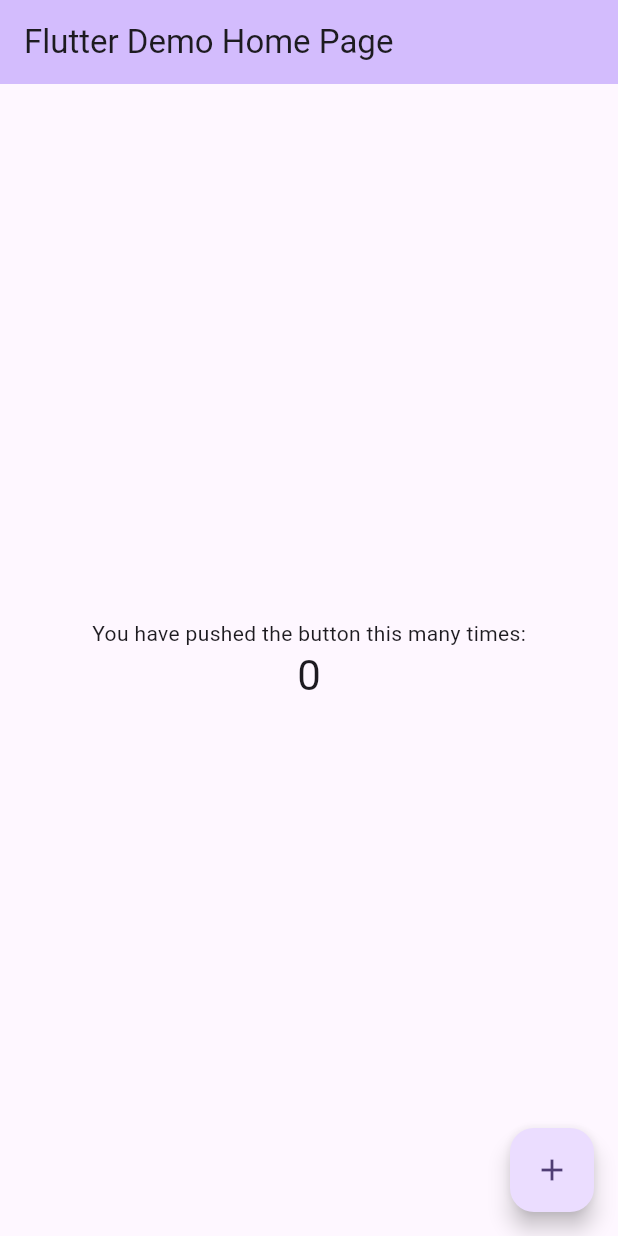
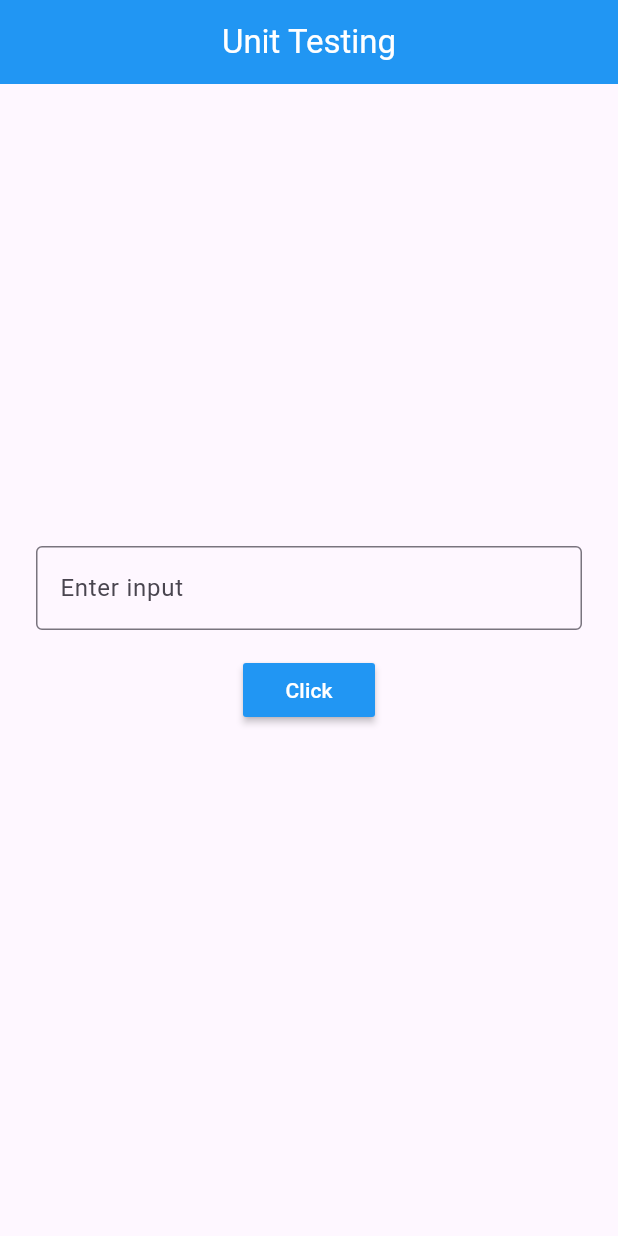
Before and after one commit to mohamdelbehairy/use_testing_in_flutter, a Flutter app: the screen it shows after launch, on a phone screen of 412 x 824 dp. Run offline on Flutter 3.47's test engine with Material 3 defaults, Android fonts, the phone set to English and light mode, and no system bars.

Commit message:
intro in unit testing and example in widget testing

```diff
--- a/lib/main.dart
+++ b/lib/main.dart
@@ -7,119 +7,75 @@ void main() {
 class MyApp extends StatelessWidget {
   const MyApp({super.key});
 
-  // This widget is the root of your application.
   @override
   Widget build(BuildContext context) {
-    return MaterialApp(
+    return const MaterialApp(
       title: 'Flutter Demo',
-      theme: ThemeData(
-        // This is the theme of your application.
-        //
-        // TRY THIS: Try running your application with "flutter run". You'll see
-        // the application has a purple toolbar. Then, without quitting the app,
-        // try changing the seedColor in the colorScheme below to Colors.green
-        // and then invoke "hot reload" (save your changes or press the "hot
-        // reload" button in a Flutter-supported IDE, or press "r" if you used
-        // the command line to start the app).
-        //
-        // Notice that the counter didn't reset back to zero; the application
-        // state is not lost during the reload. To reset the state, use hot
-        // restart instead.
-        //
-        // This works for code too, not just values: Most code changes can be
-        // tested with just a hot reload.
-        colorScheme: ColorScheme.fromSeed(seedColor: Colors.deepPurple),
-        useMaterial3: true,
-      ),
-      home: const MyHomePage(title: 'Flutter Demo Home Page'),
+      debugShowCheckedModeBanner: false,
+      home: HomeView(),
     );
   }
 }
 
-class MyHomePage extends StatefulWidget {
-  const MyHomePage({super.key, required this.title});
-
-  // This widget is the home page of your application. It is stateful, meaning
-  // that it has a State object (defined below) that contains fields that affect
-  // how it looks.
-
-  // This class is the configuration for the state. It holds the values (in this
-  // case the title) provided by the parent (in this case the App widget) and
-  // used by the build method of the State. Fields in a Widget subclass are
-  // always marked "final".
-
-  final String title;
+class HomeView extends StatefulWidget {
+  const HomeView({super.key});
 
   @override
-  State<MyHomePage> createState() => _MyHomePageState();
+  State<HomeView> createState() => _HomeViewState();
 }
 
-class _MyHomePageState extends State<MyHomePage> {
-  int _counter = 0;
+class _HomeViewState extends State<HomeView> {
+  TextEditingController controller = TextEditingController();
 
-  void _incrementCounter() {
-    setState(() {
-      // This call to setState tells the Flutter framework that something has
-      // changed in this State, which causes it to rerun the build method below
-      // so that the display can reflect the updated values. If we changed
-      // _counter without calling setState(), then the build method would not be
-      // called again, and so nothing would appear to happen.
-      _counter++;
-    });
-  }
+  String resultText = "";
+  int? resultLength;
 
   @override
   Widget build(BuildContext context) {
-    // This method is rerun every time setState is called, for instance as done
-    // by the _incrementCounter method above.
-    //
-    // The Flutter framework has been optimized to make rerunning build methods
-    // fast, so that you can just rebuild anything that needs updating rather
-    // than having to individually change instances of widgets.
-    return Scaffold(
-      appBar: AppBar(
-        // TRY THIS: Try changing the color here to a specific color (to
-        // Colors.amber, perhaps?) and trigger a hot reload to see the AppBar
-        // change color while the other colors stay the same.
-        backgroundColor: Theme.of(context).colorScheme.inversePrimary,
-        // Here we take the value from the MyHomePage object that was created by
-        // the App.build method, and use it to set our appbar title.
-        title: Text(widget.title),
-      ),
-      body: Center(
-        // Center is a layout widget. It takes a single child and positions it
-        // in the middle of the parent.
-        child: Column(
-          // Column is also a layout widget. It takes a list of children and
-          // arranges them vertically. By default, it sizes itself to fit its
-          // children horizontally, and tries to be as tall as its parent.
-          //
-          // Column has various properties to control how it sizes itself and
-          // how it positions its children. Here we use mainAxisAlignment to
-          // center the children vertically; the main axis here is the vertical
-          // axis because Columns are vertical (the cross axis would be
-          // horizontal).
-          //
-          // TRY THIS: Invoke "debug painting" (choose the "Toggle Debug Paint"
-          // action in the IDE, or press "p" in the console), to see the
-          // wireframe for each widget.
-          mainAxisAlignment: MainAxisAlignment.center,
-          children: <Widget>[
-            const Text(
-              'You have pushed the button this many times:',
-            ),
-            Text(
-              '$_counter',
-              style: Theme.of(context).textTheme.headlineMedium,
-            ),
-          ],
+    return MaterialApp(
+      home: Scaffold(
+        appBar: AppBar(
+            backgroundColor: Colors.blue,
+            centerTitle: true,
+            title: const Text('Unit Testing',
+                style: TextStyle(color: Colors.white))),
+        body: Padding(
+          padding: const EdgeInsets.symmetric(horizontal: 24),
+          child: Column(
+            mainAxisAlignment: MainAxisAlignment.center,
+            children: [
+              TextField(
+                  controller: controller,
+                  decoration: const InputDecoration(
+                      border: OutlineInputBorder(), hintText: 'Enter input')),
+              const SizedBox(height: 16),
+              MaterialButton(
+                  color: Colors.blue,
+                  onPressed: () {
+                    setState(() {
+                      resultText = reverseText(controller.text);
+                      resultLength = lengthText(controller.text);
+                    });
+                  },
+                  child: const Text('Click',
+                      style: TextStyle(color: Colors.white))),
+              const SizedBox(height: 32),
+              if (resultLength != null)
+                Text('$resultText . and length is: $resultLength',
+                    style: const TextStyle(
+                        fontSize: 16, fontWeight: FontWeight.bold))
+            ],
+          ),
         ),
       ),
-      floatingActionButton: FloatingActionButton(
-        onPressed: _incrementCounter,
-        tooltip: 'Increment',
-        child: const Icon(Icons.add),
-      ), // This trailing comma makes auto-formatting nicer for build methods.
     );
   }
 }
+
+String reverseText(String text) {
+  return text.split('').reversed.join('');
+}
+
+int lengthText(String text) {
+  return text.length;
+}
```
Also changed, not shown: 2 other files.
